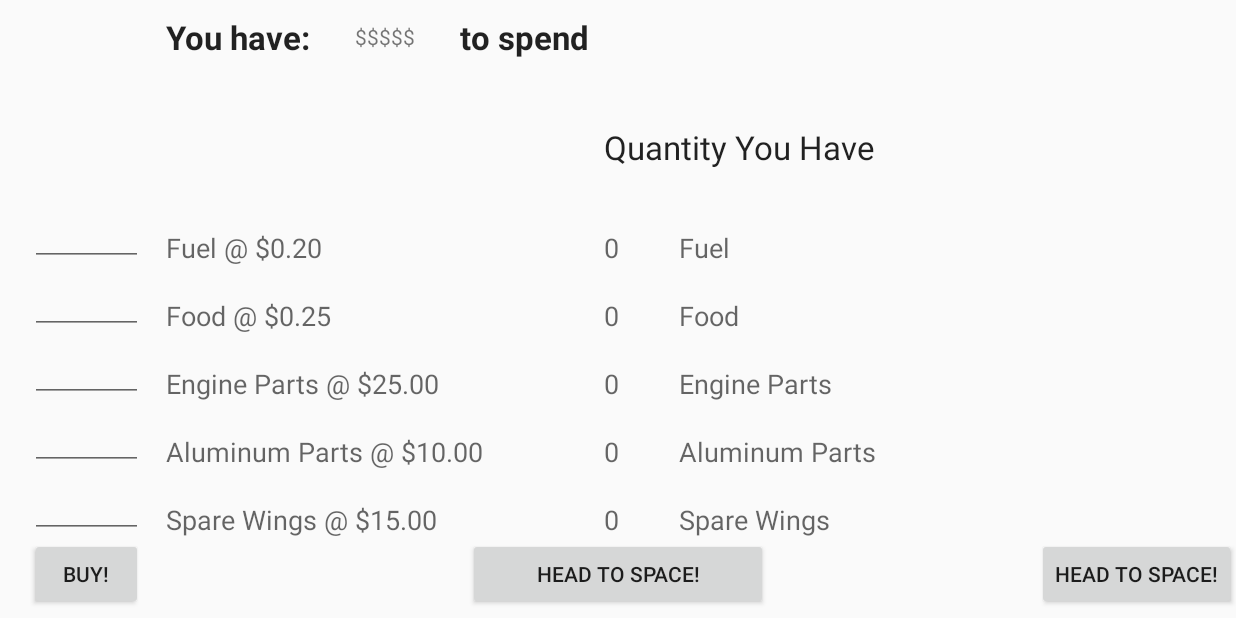
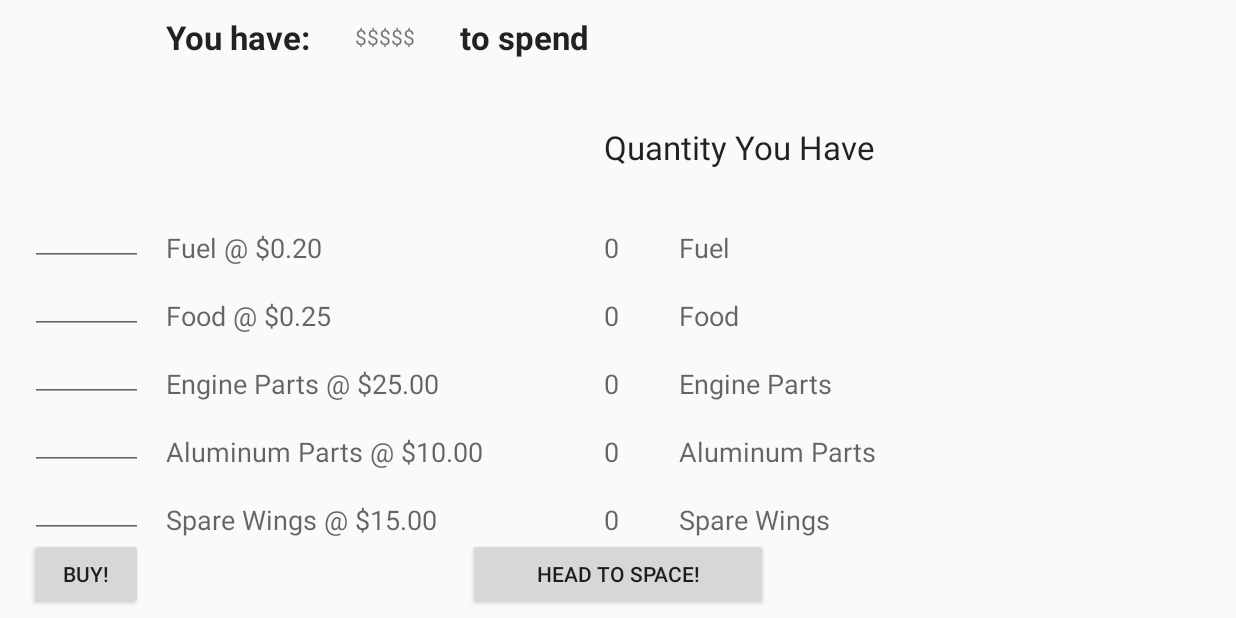
Before and after one commit to achepey/SpaceTrail, an Android app: the screen it shows after launch (MainActivity), after a tap on "BUY RESOURCES!", on a phone screen of 824 x 412 dp (held sideways). Run offline under Robolectric (Android 15) with nearby library versions, the phone set to English and light mode, and no system bars; 1 other tap on this screen came first.

```diff
--- a/app/src/main/java/team19/spacetrail/MainActivity.java
+++ b/app/src/main/java/team19/spacetrail/MainActivity.java
@@ -64,6 +64,7 @@ public class MainActivity extends Activity {
         int wingsint = Integer.parseInt(fuel.getText().toString());
 
         startActivity(intent);
+        finish();
     }
 
     public void gameScreen(View view) { setContentView(R.layout.activity_game_screen); }
--- a/app/src/main/res/layout/activity_main.xml
+++ b/app/src/main/res/layout/activity_main.xml
@@ -21,7 +21,8 @@
         android:layout_below="@+id/welcome"
         android:layout_centerHorizontal="true"
         android:layout_alignParentEnd="false"
-        android:onClick="newGameMenu" />
+        android:onClick="newGameMenu"
+        android:layout_marginBottom="20dp" />
 
     <Button
         android:layout_width="150dp"
@@ -31,7 +32,8 @@
         android:layout_below="@+id/newGameButton"
         android:layout_alignLeft="@+id/newGameButton"
         android:layout_alignStart="@+id/newGameButton"
-        android:onClick="loadGame" />
+        android:onClick="loadGame"
+        android:layout_marginBottom="20dp" />
 
     <Button
         android:layout_width="150dp"
--- a/app/src/main/res/layout/resource_menu.xml
+++ b/app/src/main/res/layout/resource_menu.xml
@@ -296,15 +296,4 @@
         android:layout_toEndOf="@+id/fuelQuantity"
         android:layout_alignBottom="@+id/wingQuantity" />
 
-    <Button
-        style="?android:attr/buttonStyleSmall"
-        android:layout_width="wrap_content"
-        android:layout_height="wrap_content"
-        android:text="@string/headToSpace"
-        android:id="@+id/headToSpace"
-        android:layout_below="@+id/space"
-        android:layout_alignParentRight="true"
-        android:layout_alignParentEnd="true"
-        android:onClick="gameScreen"/>
-
 </RelativeLayout>
--- a/app/src/main/res/values/strings.xml
+++ b/app/src/main/res/values/strings.xml
@@ -46,4 +46,8 @@
     <string name="title_activity_game_info">game_info</string>
     <string name="gameInfo_back">Back</string>
 
+    <string name="promptExit">Are you sure you want to quit? Your game will be saved.</string>
+    <string name="ok">OK</string>
+    <string name="cancel">Cancel</string>
+
 </resources>
```
Also changed, not shown: app/src/main/java/team19/spacetrail/SpaceActivity.java (+93 -1 lines), app/src/main/background-web.png (added).
